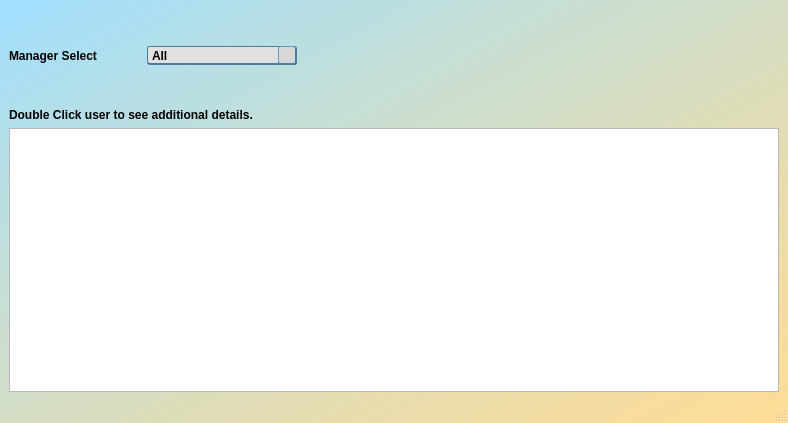
jakesb27/Manager_KPI_Tracker, file Ui_Files/one_on_one_main.ui: the form before one commit.
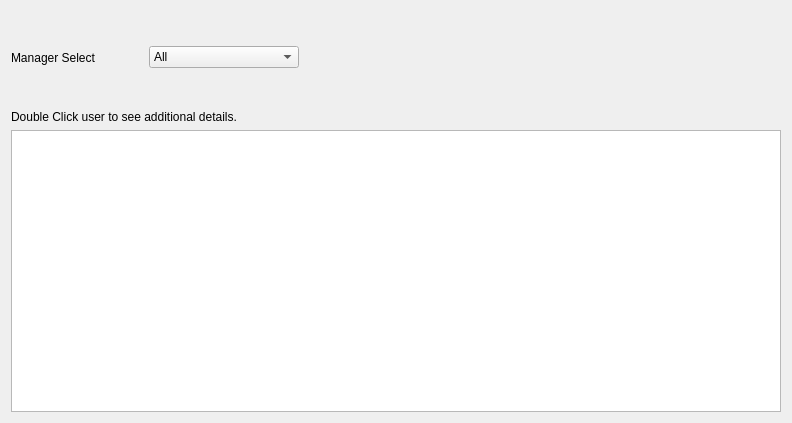
The form after the commit. Icons and pictures are not drawn.

```diff
--- a/Ui_Files/one_on_one_main.ui
+++ b/Ui_Files/one_on_one_main.ui
@@ -1,12 +1,12 @@
 <?xml version="1.0" encoding="UTF-8"?>
 <ui version="4.0">
  <class>oneOnOneMain</class>
- <widget class="QMainWindow" name="oneOnOneMain">
+ <widget class="QDialog" name="oneOnOneMain">
   <property name="geometry">
    <rect>
     <x>0</x>
     <y>0</y>
-    <width>788</width>
+    <width>789</width>
     <height>423</height>
    </rect>
   </property>
@@ -17,254 +17,8 @@
    <iconset resource="../main_images.qrc">
     <normaloff>:/logos/Images/Meduit_logo.ico</normaloff>:/logos/Images/Meduit_logo.ico</iconset>
   </property>
-  <property name="styleSheet">
-   <string notr="true">QMainWindow{
-	background-color: qlineargradient(spread:pad, x1:1, y1:1, x2:0, y2:0.011, stop:0 rgba(255, 218, 144, 200), stop:1 rgba(129, 213, 255, 126));
-}
-QDialog{
-	background-color: qlineargradient(spread:pad, x1:1, y1:1, x2:0, y2:0.011, stop:0 rgba(255, 218, 144, 200), stop:1 rgba(129, 213, 255, 126));
-}
-QWidget{
-	font: 11pt &quot;Corbel&quot;;
-	font-weight: bold;
-}
-QPlainTextEdit{
-	border: 1px solid black;
-	font: 10pt &quot;MS Shell Dlg 2&quot;;
-}
-QPlainTextEdit[readOnly=&quot;true&quot;]{
-	background-color: rgb(225, 225, 225);
-	font: 10pt &quot;MS Shell Dlg 2&quot;;
-	color: rgb(80, 80, 80);
-}
-QDateEdit{
-	background-color: rgb(223, 223, 223);
-	border: 1px solid rgb(95, 158, 195);
-	font: 10pt &quot;MS Shell Dlg 2&quot;;
-	border-bottom: 2px solid rgb(75, 124, 154);
-	border-top: 1px solid rgb(95, 158, 195);
-	border-right: 2px solid rgb(75, 124, 154);
-	border-left: 1px solid rgb(95, 158, 195);
-	border-radius: 3px;
-	padding-left: 3px;
-	padding-right: 3px;
-	background-color: rgb(225, 225, 225);
-}
-QDateEdit::drop-down{
-	background-color: rgb(215, 215, 215);
-	border-bottom: 2px solid rgb(75, 124, 154);
-	border-top: 1px solid rgb(95, 158, 195);
-	border-right: 2px solid rgb(75, 124, 154);
-	border-left: 1px solid rgb(95, 158, 195);
-	border-radius: 3px;
-	subcontrol-origin: margin;
-	width: 18px;
-}
-QDateEdit::down-arrow{
-	image: url(:/arrows/Images/arrow-dwn.png);
-	width: 14 px;
-	height:14 px;
-}
-QGroupBox{
-	background-color: qlineargradient(spread:pad, x1:0.5, y1:0, x2:0.5, y2:1, stop:0 rgba(255, 255, 255, 209), stop:0.485876 rgba(181, 207, 220, 239), stop:1 rgba(85, 199, 255, 196));
-	border: 1px solid black;
-	border-radius: 3px;
-	margin-top: 1ex;
-	padding-top: 18;
-	font: 11pt &quot;Corbel&quot;;
-	font-weight: bold;
-}
-QGroupBox::title{
-	background-color: qlineargradient(spread:pad, x1:0.50035, y1:1, x2:0.5, y2:0, stop:0 rgba(151, 151, 151, 255), stop:1 rgba(255, 255, 255, 255));
-	border: 1px solid black;
-	border-radius: 3px;
-	padding: 2 10px;
-	subcontrol-origin: margin;
-	subcontrol-position: top;
-	font: 11pt &quot;Corbel&quot;;
-	font-weight: bold;
-}
-QLineEdit{
-	border: 1px solid rgb(95, 158, 195);
-	font: 10pt &quot;MS Shell Dlg 2&quot;;
-}
-QLineEdit[readOnly=&quot;true&quot;]{
-	background-color: rgb(200, 200, 200);
-	border: 1px solid rgb(95, 158, 195);
-	font: 10pt &quot;MS Shell Dlg 2&quot;;
-}
-QTextEdit{
-	font: 12pt &quot;Corbel&quot;;
-}
-QStatusBar{
-	font: 10pt &quot;MS Shell Dlg 2&quot;;
-}
-QPushButton{
-	border-bottom: 2px solid rgb(75, 124, 154);
-	border-top: 1px solid rgb(95, 158, 195);
-	border-right: 2px solid rgb(75, 124, 154);
-	border-left: 1px solid rgb(95, 158, 195);
-	border-radius: 4px;
-	padding: 2px;
-	padding-left: 13px;
-	padding-right: 13px;
-	background-color: rgb(225, 225, 225);
-	font: 11pt &quot;Corbel&quot;;
-	font-weight: bold;
-}
-QPushButton::hover{
-	border-bottom: 2px solid rgb(75, 124, 154);
-	border-top: 1px solid rgb(95, 158, 195);
-	border-right: 2px solid rgb(75, 124, 154);
-	border-left: 1px solid rgb(95, 158, 195);
-	border-radius: 4px;
-	padding: 2px;
-	padding-left: 13px;
-	padding-right: 13px;
-	background-color: rgb(215, 215, 215);
-	font: 11pt &quot;Corbel&quot;;
-	font-weight: bold;
-}
-QPushButton::pressed{
-	border-bottom: 1px solid rgb(75, 124, 154);
-	border-top: 2px solid rgb(95, 158, 195);
-	border-right: 1px solid rgb(75, 124, 154);
-	border-left: 2px solid rgb(95, 158, 195);
-	border-radius: 4px;
-	padding: 2px;
-	padding-left: 10px;
-	padding-right: 10px;
-	width: 80px;
-	background-color: rgb(225, 225, 225);
-	font: 11pt &quot;Corbel&quot;;
-	font-weight: bold;
-}
-QComboBox{
-	border-bottom: 2px solid rgb(75, 124, 154);
-	border-top: 1px solid rgb(75, 124, 154);
-	border-right: 1px solid rgb(75, 124, 154);
-	border-left: 1px solid rgb(75, 124, 154);
-	border-radius: 3px;
-	background-color: rgb(225, 225, 225);
-}
-QComboBox::drop-down{
-	background-color: rgb(215, 215, 215);
-	border-bottom: 2px solid rgb(75, 124, 154);
-	border-top: 1px solid rgb(95, 158, 195);
-	border-right: 2px solid rgb(75, 124, 154);
-	border-left: 1px solid rgb(95, 158, 195);
-	border-radius: 3px;
-	subcontrol-origin: margin;
-	width: 16px;
-}
-QComboBox::drop-down::hover{
-	background-color: rgb(205, 205, 205);
-	border-bottom: 2px solid rgb(75, 124, 154);
-	border-top: 1px solid rgb(95, 158, 195);
-	border-right: 2px solid rgb(75, 124, 154);
-	border-left: 1px solid rgb(95, 158, 195);
-	border-radius: 3px;
-	subcontrol-origin: margin;
-	width: 16px;
-}
-QComboBox::drop-down::pressed{
-	background-color: rgb(215, 215, 215);
-	border-bottom: 1px solid rgb(75, 124, 154);
-	border-top: 2px solid rgb(95, 158, 195);
-	border-right: 1px solid rgb(75, 124, 154);
-	border-left: 2px solid rgb(95, 158, 195);
-	border-radius: 3px;
-	subcontrol-origin: margin;
-	width: 16px;
-}
-QComboBox::down-arrow{
-	image: url(:/arrows/Images/arrow-dwn.png);
-	width: 14 px;
-	height:14 px;
-}
-QCalendarWidget QWidget#qt_calendar_navigationbar{
-	background-color: qlineargradient(spread:pad, x1:0.50035, y1:1, x2:0.5, y2:0, stop:0 rgba(151, 151, 151, 255), stop:1 rgba(255, 255, 255, 255));
-	border-top: 1px solid black;
-	border-left: 1px solid black;
-	border-right: 1px solid black;
-	border-top-left-radius: 3px;
-	border-top-right-radius: 3px;
-	font: 11pt &quot;Corbel&quot;;
-	font-weight: bold;
-}
-QCalendarWidget QToolButton{
-	color: rgb(0, 0, 0);
-  	icon-size: 20px, 20px;
-}
-QCalendarWidget QWidget#qt_calendar_prevmonth{
-	qproperty-icon: url(:/arrows/Images/arrow-left.png);
-}
-
-QCalendarWidget QWidget#qt_calendar_nextmonth{
-	qproperty-icon: url(:/arrows/Images/arrow-right.png);
-}
-QCalendarWidget QSpinBox{ 
-	font: 11pt &quot;Corbel&quot;;
-	font-weight: bold;
-}
-QCalendarWidget QMenu{
-	font: 11pt &quot;Corbel&quot;;
-	font-weight: bold;
-}
-QCalendarWidget QWidget{
-	alternate-background-color: rgb(234, 234, 234);
-}
-QCalendarWidget QAbstractItemView:enabled{
-	font: 12pt &quot;Corbel&quot;;
-	font-weight: bold;
-	background-color: rgb(214, 214, 214);
-  	selection-background-color: rgb(64, 64, 64);
-	selection-color: rgb(255, 255, 255);
-	border: 1px solid black;
-	border-bottom-left-radius: 3px;
-	border-bottom-right-radius: 3px;
-}
-QCalendarWidget QAbstractItemView:disabled{
-	color: rgb(64, 64, 64); 
-}</string>
-  </property>
-  <widget class="QWidget" name="centralwidget">
-   <layout class="QGridLayout" name="gridLayout">
-    <item row="2" column="1">
-     <widget class="QComboBox" name="managerCombo">
-      <property name="minimumSize">
-       <size>
-        <width>150</width>
-        <height>0</height>
-       </size>
-      </property>
-      <property name="styleSheet">
-       <string notr="true">QFrame{
-	background-color: qlineargradient(spread:pad, x1:0.5, y1:0, x2:0.5, y2:1, stop:0 rgba(255, 255, 255, 209), stop:0.485876 rgba(181, 207, 220, 239), stop:1 rgba(85, 199, 255, 196));
-}</string>
-      </property>
-      <item>
-       <property name="text">
-        <string>All</string>
-       </property>
-      </item>
-     </widget>
-    </item>
-    <item row="2" column="0">
-     <widget class="QLabel" name="label">
-      <property name="text">
-       <string>Manager Select</string>
-      </property>
-     </widget>
-    </item>
-    <item row="3" column="0" colspan="3">
-     <widget class="QLabel" name="label_3">
-      <property name="text">
-       <string>Double Click user to see additional details.</string>
-      </property>
-     </widget>
-    </item>
-    <item row="2" column="4">
+  <layout class="QGridLayout" name="gridLayout" rowstretch="0,0,0,0">
+   <item row="0" column="4">
      <widget class="QLabel" name="label_2">
       <property name="minimumSize">
        <size>
@@ -286,8 +40,22 @@
       </property>
      </widget>
     </item>
-    <item row="5" column="0" colspan="5">
-     <widget class="QTableView" name="agentTableView">
+   <item row="2" column="0" colspan="5">
+    <widget class="QLabel" name="label_3">
+     <property name="text">
+      <string>Double Click user to see additional details.</string>
+     </property>
+    </widget>
+   </item>
+   <item row="0" column="0">
+    <widget class="QLabel" name="label">
+     <property name="text">
+      <string>Manager Select</string>
+     </property>
+    </widget>
+   </item>
+   <item row="3" column="0" colspan="5">
+    <widget class="QTableView" name="reviewTableView">
       <property name="minimumSize">
        <size>
         <width>770</width>
@@ -316,64 +84,27 @@
       </property>
      </widget>
     </item>
-   </layout>
-  </widget>
-  <widget class="QMenuBar" name="menubar">
-   <property name="geometry">
-    <rect>
-     <x>0</x>
-     <y>0</y>
-     <width>788</width>
-     <height>24</height>
-    </rect>
-   </property>
-  </widget>
-  <widget class="QStatusBar" name="statusbar"/>
-  <action name="actionUpdate_Employee">
-   <property name="text">
-    <string>&amp;Update Employee</string>
-   </property>
-  </action>
-  <action name="actionRun_Desk_Goal_Update">
-   <property name="text">
-    <string>&amp;Run CDS Desk Update</string>
-   </property>
-  </action>
-  <action name="actionAdd_Employee">
-   <property name="text">
-    <string>&amp;Add Employee</string>
-   </property>
-  </action>
-  <action name="actionTrending_Graphs">
-   <property name="text">
-    <string>Trending Graphs</string>
-   </property>
-  </action>
-  <action name="actionAdd_Employee_2">
-   <property name="text">
-    <string>Add Employee</string>
-   </property>
-  </action>
-  <action name="actionSettings">
-   <property name="text">
-    <string>Settings</string>
-   </property>
-  </action>
-  <action name="actionManager_Review">
-   <property name="text">
-    <string>Add Review</string>
-   </property>
-  </action>
-  <action name="actionEmployee_Review">
-   <property name="text">
-    <string>Employee Reviews</string>
-   </property>
-  </action>
-  <action name="actionDistribution_Lists">
-   <property name="text">
-    <string>Distribution Lists</string>
-   </property>
-  </action>
+   <item row="0" column="1">
+    <widget class="QComboBox" name="managerCombo">
+     <property name="minimumSize">
+      <size>
+       <width>150</width>
+       <height>0</height>
+      </size>
+     </property>
+     <property name="styleSheet">
+      <string notr="true">QFrame{
+	background-color: qlineargradient(spread:pad, x1:0.5, y1:0, x2:0.5, y2:1, stop:0 rgba(255, 255, 255, 209), stop:0.485876 rgba(181, 207, 220, 239), stop:1 rgba(85, 199, 255, 196));
+}</string>
+     </property>
+     <item>
+      <property name="text">
+       <string>All</string>
+      </property>
+     </item>
+    </widget>
+   </item>
+  </layout>
  </widget>
  <resources>
   <include location="../main_images.qrc"/>
```
Lines whose indentation alone changed are shown as unchanged.
